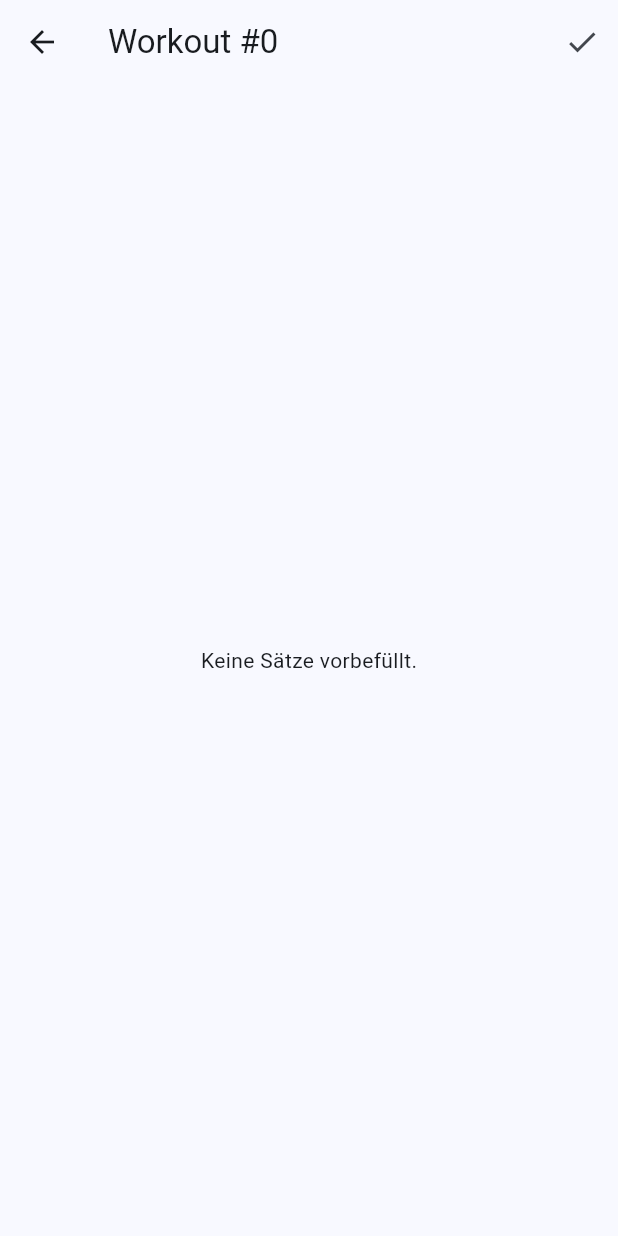
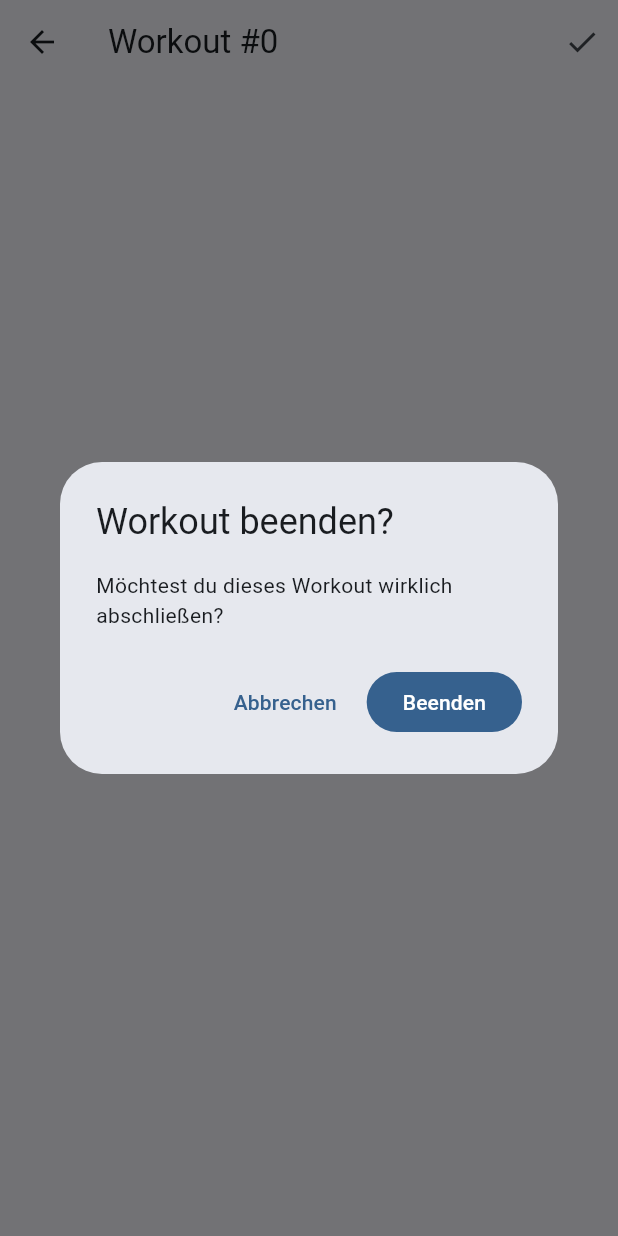
Before and after one commit to alexanderschreier/gymtrackr, a Flutter app: the WorkoutSessionPage screen opened directly with empty values, after a tap on the "check" icon, on a phone screen of 412 x 824 dp. Run offline on Flutter 3.47's test engine with Material 3 defaults, Android fonts, the phone set to English and light mode, and no system bars; our stand-ins replace drift, go_router, hooks_riverpod; accounts and stored records are empty; generated files the repository leaves out were written again.

Commit message:
--device--change--

```diff
--- a/lib/src/presentation/workout/workout_session_page.dart
+++ b/lib/src/presentation/workout/workout_session_page.dart
@@ -1,19 +1,16 @@
 import 'package:flutter/material.dart';
+import 'package:go_router/go_router.dart';
 import 'package:hooks_riverpod/hooks_riverpod.dart';
 import '../../data/db/app_database.dart';
 import '../../data/db/db_provider.dart';
-import 'package:go_router/go_router.dart';
-
 
 class WorkoutSessionPage extends ConsumerWidget {
   final int workoutId;
   const WorkoutSessionPage({super.key, required this.workoutId});
 
-
   @override
   Widget build(BuildContext context, WidgetRef ref) {
     final db = ref.watch(appDatabaseProvider);
-
 
     return Scaffold(
       appBar: AppBar(
@@ -23,45 +20,81 @@ class WorkoutSessionPage extends ConsumerWidget {
             icon: const Icon(Icons.check),
             tooltip: 'Workout abschließen',
             onPressed: () async {
+              // Bestätigen
+              final ok = await showDialog<bool>(
+                context: context,
+                builder: (_) => AlertDialog(
+                  title: const Text('Workout beenden?'),
+                  content: const Text('Möchtest du dieses Workout wirklich abschließen?'),
+                  actions: [
+                    TextButton(onPressed: () => Navigator.pop(context, false), child: const Text('Abbrechen')),
+                    FilledButton(onPressed: () => Navigator.pop(context, true), child: const Text('Beenden')),
+                  ],
+                ),
+              );
+              if (ok != true) return;
+
               await db.workoutsDao.finish(workoutId, DateTime.now());
               if (!context.mounted) return;
-                context.go('/');
+              context.go('/plans'); // zurück zu Pläne
             },
           ),
         ],
       ),
-        body: FutureBuilder<List<WorkoutSet>>(
-            future: db.workoutSetsDao.byWorkout(workoutId),
+      body: FutureBuilder(
+        future: () async {
+          final sets = await WorkoutSetsDao(db).byWorkout(workoutId);
+          if (sets.isEmpty) return {'grouped': <int, List<WorkoutSet>>{}, 'exById': <int, Exercise>{}};
+
+          final peIds = sets.map((s) => s.planExerciseId).toSet().toList();
+          final pes = await PlanExercisesDao(db).byIds(peIds);
+          final exIds = pes.map((pe) => pe.exerciseId).toSet().toList();
+          final exs = await ExercisesDao(db).byIds(exIds);
+
+          final peById = {for (final pe in pes) pe.id: pe};
+          final exById = {for (final e in exs) e.id: e};
+
+          final Map<int, List<WorkoutSet>> grouped = {};
+          for (final s in sets) {
+            final exId = peById[s.planExerciseId]!.exerciseId;
+            grouped.putIfAbsent(exId, () => []).add(s);
+          }
+          // sortiere Sätze
+          for (final list in grouped.values) {
+            list.sort((a, b) => a.setIndex.compareTo(b.setIndex));
+          }
+          return {'grouped': grouped, 'exById': exById};
+        }(),
         builder: (context, snap) {
-              if (!snap.hasData) {
-                return const Center(child: CircularProgressIndicator());
-              }
-              final sets = snap.data!;
-              if (sets.isEmpty) {
-                return const Center(child: Text('Keine Sätze vorbefüllt.'));
-              }
-              return ListView.separated(
+          if (!snap.hasData) return const Center(child: CircularProgressIndicator());
+          final data = snap.data! as Map;
+          final grouped = data['grouped'] as Map<int, List<WorkoutSet>>;
+          final exById = data['exById'] as Map<int, Exercise>;
+
+          if (grouped.isEmpty) return const Center(child: Text('Keine Sätze vorbefüllt.'));
+
+          return ListView(
             padding: const EdgeInsets.all(16),
-                  itemCount: sets.length,
-                  separatorBuilder: (_, __) => const SizedBox(height: 8),
-                  itemBuilder: (_, i) {
-                    final s = sets[i];
-                    final weightCtrl = TextEditingController(
-                        text: (s.actualWeight ?? s.targetWeight).toString());
-                    final repsCtrl = TextEditingController(
-                        text: (s.actualReps ?? '').toString());
+            children: grouped.entries.map((entry) {
+              final exName = exById[entry.key]?.name ?? 'Übung #${entry.key}';
+              final sets = entry.value;
               return Card(
                 child: Padding(
                   padding: const EdgeInsets.all(12),
                   child: Column(
                     crossAxisAlignment: CrossAxisAlignment.start,
                     children: [
-                            Text('Satz ${s.setIndex + 1}', style: Theme.of(context).textTheme.titleMedium),
+                      Text(exName, style: Theme.of(context).textTheme.titleMedium),
                       const SizedBox(height: 8),
-                            Text('Zielgewicht: ${s.targetWeight.toStringAsFixed(1)}'),
-                            const SizedBox(height: 8),
-                            Row(
+                      ...sets.map((s) {
+                        final weightCtrl = TextEditingController(text: (s.actualWeight ?? s.targetWeight).toString());
+                        final repsCtrl = TextEditingController(text: (s.actualReps ?? '').toString());
+                        return Padding(
+                          padding: const EdgeInsets.symmetric(vertical: 6),
+                          child: Row(
                             children: [
+                              SizedBox(width: 64, child: Text('Satz ${s.setIndex + 1}')),
+                              const SizedBox(width: 8),
                               Expanded(
                                 child: TextField(
                                   controller: weightCtrl,
@@ -69,29 +102,34 @@ class WorkoutSessionPage extends ConsumerWidget {
                                   decoration: const InputDecoration(labelText: 'Gewicht (kg)'),
                                   onSubmitted: (v) async {
                                     final w = double.tryParse(v);
-                                  await db.workoutSetsDao.updateResult(s.id, actualWeight: w);
+                                    await WorkoutSetsDao(db).updateResult(s.id, actualWeight: w);
                                   },
                                 ),
                               ),
                               const SizedBox(width: 8),
-                                  Expanded(
+                              SizedBox(
+                                width: 80,
                                 child: TextField(
                                   controller: repsCtrl,
                                   keyboardType: TextInputType.number,
-                                      decoration: const InputDecoration(labelText: 'Wdh.'),
+                                  decoration: const InputDecoration(labelText: 'Wdh'),
                                   onSubmitted: (v) async {
                                     final r = int.tryParse(v);
-                                        await db.workoutSetsDao.updateResult(s.id, actualReps: r);
+                                    await WorkoutSetsDao(db).updateResult(s.id, actualReps: r);
                                   },
                                 ),
                               ),
+                              const Spacer(),
+                              Text('Ziel: ${s.targetWeight.toStringAsFixed(1)}'),
                             ],
                           ),
+                        );
+                      }),
                     ],
                   ),
                 ),
               );
-                  },
+            }).toList(),
           );
         },
       ),
```
Also changed, not shown: lib/src/data/db/app_database.dart (+32 -8 lines), lib/src/presentation/plans/plan_editor_page.dart (+49 -26 lines), lib/src/presentation/plans/plans_page.dart (+39 -28 lines). Lines whose indentation alone changed are shown as unchanged.
